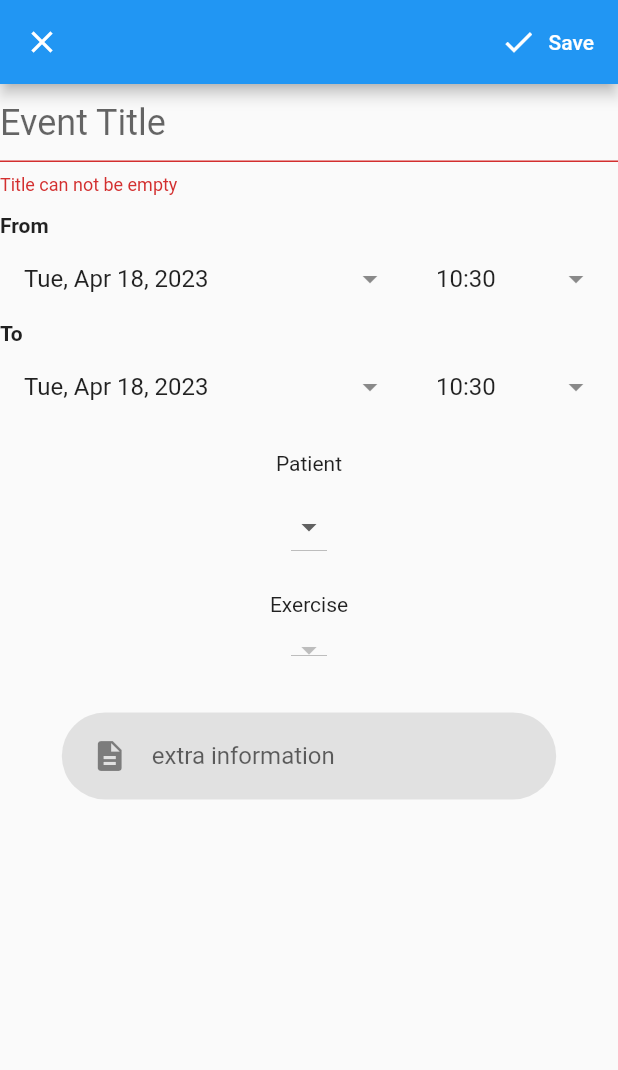
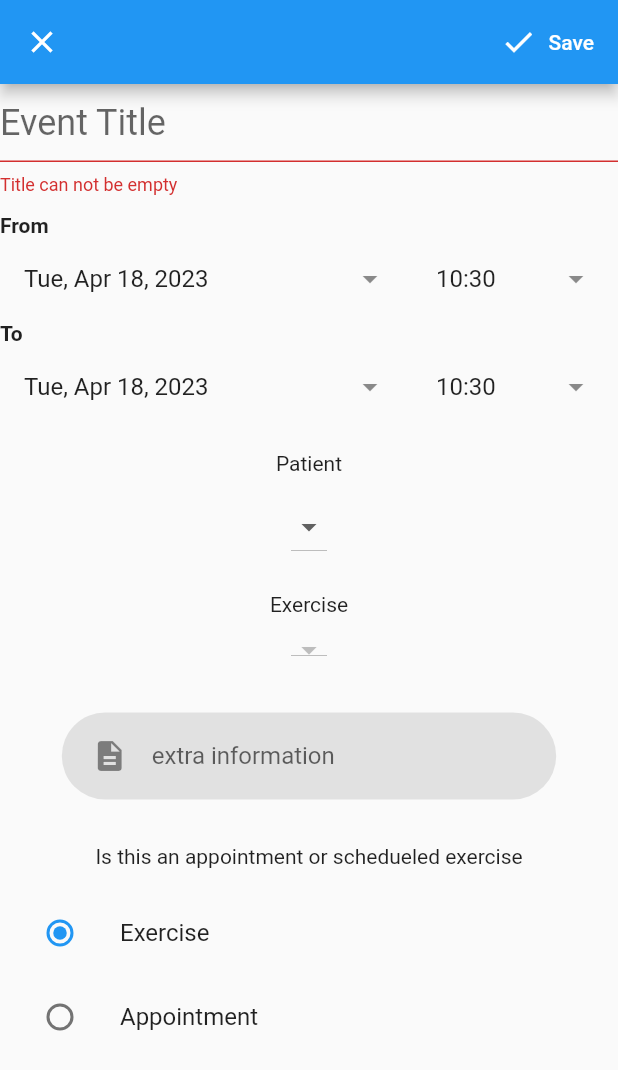
Before and after one commit to VSR-Final/Final-Year-Project, a Flutter app: the EventViewingPage screen opened directly with empty values, after a tap on the "edit" icon, after a tap on "Save", on a phone screen of 412 x 824 dp. Shown: the top 1070 px of the screen. Run offline on Flutter 3.47's test engine with Material 2 defaults, Android fonts, the phone set to English and light mode, and no system bars; our stand-ins replace cached_network_image, cloud_firestore, file_picker, firebase_auth, firebase_core, firebase_database and 7 more; missing offline and left inert: emailjs, syncfusion_flutter_core; accounts and stored records are empty.

Commit message:
Updated event fields

```diff
--- a/lib/components/EventEditingPage.dart
+++ b/lib/components/EventEditingPage.dart
@@ -1,6 +1,12 @@
+import 'dart:math';
+
 import 'package:finalyearproject/components/event.dart';
 import 'package:finalyearproject/components/exercises.dart';
 import 'package:finalyearproject/components/rounded_input.dart';
+import 'package:finalyearproject/pages/patient_menu.dart';
+import 'package:finalyearproject/pages/patient_schedule.dart';
+import 'package:finalyearproject/pages/physio_home.dart';
+import 'package:finalyearproject/pages/physiotherapist_menu.dart';
 import 'package:flutter/material.dart';
 import 'package:syncfusion_flutter_calendar/calendar.dart';
 import 'package:finalyearproject/components/utils.dart';
@@ -24,12 +30,16 @@ class EventEditingPage extends StatefulWidget {
   _EventEditingPageState createState() => _EventEditingPageState();
 }
 
+enum YesNo { appointment, exercise }
+
 class _EventEditingPageState extends State<EventEditingPage>{
   final _formKey = GlobalKey<FormState>();
   final titleController = TextEditingController();
   final descriptionController = TextEditingController();
   late DateTime fromDate;
   late DateTime toDate;
+  YesNo? _character = YesNo.exercise;
+
   @override
   void initState() {
     super.initState();
@@ -56,7 +66,7 @@ class _EventEditingPageState extends State<EventEditingPage>{
   String selectedItem = '';
   String selectedItem2 = '';
   String uid = '';
-  String uid2 = '';
+  String uid2 = 'none';
   final databaseRef = FirebaseFirestore.instance;
 
   void getPatientList() {
@@ -131,9 +141,11 @@ class _EventEditingPageState extends State<EventEditingPage>{
               }).toList(),
             ),
             SizedBox(height: 20,),
+
+
+            if (_character == YesNo.exercise)...[
               Text('Exercise'),
               SizedBox(height: 10,),
-
               DropdownButton<String>(
                 value:
                 selectedItem2.isNotEmpty ? selectedItem2 : null,
@@ -151,6 +163,7 @@ class _EventEditingPageState extends State<EventEditingPage>{
                   );
                 }).toList(),
               ),
+      ],
             SizedBox(height: 20,),
         InputContainer(
           child: TextFormField(
@@ -168,6 +181,33 @@ class _EventEditingPageState extends State<EventEditingPage>{
                 descriptionController == 'none';
               }
               return null;
+            },
+          ),
+        ),
+            SizedBox(height: 20,),
+            Text('Is this an appointment or schedueled exercise'),
+            SizedBox(height: 15,),
+            ListTile(
+              title: const Text('Exercise'),
+              leading: Radio<YesNo>(
+                value: YesNo.exercise,
+                groupValue: _character,
+                onChanged: (YesNo? value) {
+                  setState(() {
+                    _character = value;
+                  });
+                },
+              ),
+            ),
+            ListTile(
+              title: const Text('Appointment'),
+              leading: Radio<YesNo>(
+                value: YesNo.appointment,
+                groupValue: _character,
+                onChanged: (YesNo? value) {
+                  setState(() {
+                    _character = value;
+                  });
                 },
               ),
             ),
@@ -274,6 +314,30 @@ class _EventEditingPageState extends State<EventEditingPage>{
 
       if (isEditing) {
         //editing
+        await FirebaseFirestore.instance.collection('patient').doc(uid).collection('appointments').doc(widget.event!.appointmentID).set({
+          "title": titleController.text,
+          "physiotherapist_id": widget.user.uid,
+          "description": descriptionController.text,
+          "from": fromDate,
+          "to": toDate,
+          "isAllDay": false,
+          "physiotherapist_name": widget.user.name,
+          "exerciseID": uid2,
+          "isAppointment": _character.toString() == 'exercise' ? false : true,
+        });
+
+        await FirebaseFirestore.instance.collection('physiotherapist').doc(widget.user.uid).collection('appointments').doc(widget.event!.appointmentID).set({
+          "title": titleController.text,
+          "patient_id": uid,
+          "description": descriptionController.text,
+          "from": fromDate,
+          "to": toDate,
+          "isAllDay": false,
+          "patient_name": selectedItem,
+          "exerciseID": uid2,
+          "isAppointment": _character.toString() == 'exercise' ? false : true,
+        });
+
 
         Navigator.of(context).pop();
       } else {
@@ -293,29 +357,36 @@ class _EventEditingPageState extends State<EventEditingPage>{
         //
         // });
 
-        await FirebaseFirestore.instance.collection('patient').doc(uid).collection('appointments').doc(widget.user.uid).set({
+        var random = new Random();
+        var appointment_uid = 'AP' + (random.nextInt(900000) + 100000).toString();
+
+        await FirebaseFirestore.instance.collection('patient').doc(uid).collection('appointments').doc(appointment_uid).set({
           "title": titleController.text,
-          "description": descriptionController,
+          "physiotherapist_id": widget.user.uid,
+          "description": descriptionController.text,
           "from": fromDate,
           "to": toDate,
           "isAllDay": false,
           "physiotherapist_name": widget.user.name,
           "exerciseID": uid2,
+          "isAppointment": _character.toString() == 'exercise' ? false : true,
         });
 
-        await FirebaseFirestore.instance.collection('physiotherapist').doc(widget.user.uid).collection('appointments').doc(uid).set({
+        await FirebaseFirestore.instance.collection('physiotherapist').doc(widget.user.uid).collection('appointments').doc(appointment_uid).set({
           "title": titleController.text,
-          "description": descriptionController,
+          "patient_id": uid,
+          "description": descriptionController.text,
           "from": fromDate,
           "to": toDate,
           "isAllDay": false,
           "patient_name": selectedItem,
           "exerciseID": uid2,
+          "isAppointment": _character.toString() == 'exercise' ? false : true,
         });
 
       }
 
-      Navigator.of(context).pop();
+      Navigator.push(context, MaterialPageRoute(builder: (context) => PhysiotherapistMenu(widget.user)));
     }
   }
 
@@ -364,4 +435,6 @@ class _EventEditingPageState extends State<EventEditingPage>{
       }
   }
 
+
+
 }
--- a/lib/components/EventProvider.dart
+++ b/lib/components/EventProvider.dart
@@ -32,6 +32,13 @@ class EventProvider extends ChangeNotifier {
     notifyListeners();
   }
 
+  void deleteAll(){
+    for (final event in _events ){
+    _events.remove(event);
+    }
+    notifyListeners();
+  }
+
   void editEvent(Event newEvent, Event oldEvent) {
     final index = _events.indexOf(oldEvent);
     _events[index] = newEvent;
--- a/lib/components/event.dart
+++ b/lib/components/event.dart
@@ -10,6 +10,7 @@ class Event{
   final bool isAllDay;
   final String name;
   final String exerciseID;
+  final String appointmentID;
 
   const Event({
     required this.title,
@@ -20,5 +21,6 @@ class Event{
     this.isAllDay = false,
     required this.name,
     required this.exerciseID,
+    required this.appointmentID,
 });
 }
--- a/lib/components/eventViewingPage.dart
+++ b/lib/components/eventViewingPage.dart
@@ -1,4 +1,9 @@
+import 'package:cloud_firestore/cloud_firestore.dart';
 import 'package:finalyearproject/components/EventEditingPage.dart';
+import 'package:finalyearproject/pages/patient_menu.dart';
+import 'package:finalyearproject/pages/physio_home.dart';
+import 'package:finalyearproject/pages/physiotherapist_menu.dart';
+import 'package:firebase_storage/firebase_storage.dart';
 import 'package:flutter/material.dart';
 import 'package:finalyearproject/components/EventProvider.dart';
 import 'package:finalyearproject/components/utils.dart';
@@ -39,11 +44,10 @@ class EventViewingPage extends StatelessWidget {
           'patient: ' + event.name,
           style: TextStyle(fontSize: 18),
         ),
+        SizedBox(height: 20,),
+        Text('extra information: ' + event.description,
+        style: TextStyle(fontSize: 18),),
         const SizedBox(height: 24,),
-        Text(
-          event.description,
-          style: TextStyle(fontSize: 18,),
-        )
       ],
     ),
   );
@@ -61,7 +65,7 @@ class EventViewingPage extends StatelessWidget {
     String text = Utils.toDate(date) + ' ' + Utils.toTime(date);
     return Column(
       children: [
-        Text(Utils.toDate(date)),
+        Text(text),
 
       ],
     );
@@ -80,8 +84,10 @@ class EventViewingPage extends StatelessWidget {
     onPressed: () {
       final provider = Provider.of<EventProvider>(context, listen: false);
 
+      FirebaseFirestore.instance.collection("physiotherapist").doc(user.uid).collection('appointments').doc(event.appointmentID).delete();
+
       provider.deleteEvent(event);
-      Navigator.of(context).pop();
+      Navigator.of(context).pushReplacement(MaterialPageRoute(builder: (context) =>  PhysiotherapistMenu(user)));
 
     }
     ),
--- a/lib/pages/exercise_detail_page.dart
+++ b/lib/pages/exercise_detail_page.dart
@@ -2,6 +2,7 @@ import 'package:flutter/cupertino.dart';
 import '../models/users.dart';
 import 'package:flutter/material.dart';
 import 'package:cloud_firestore/cloud_firestore.dart';
+import 'package:firebase_storage/firebase_storage.dart';
 
 class ExerciseDetailPage extends StatefulWidget {
   Users patient;
@@ -15,8 +16,17 @@ class ExerciseDetailPage extends StatefulWidget {
 class _ExerciseDetailPageState extends State<ExerciseDetailPage>{
   @override
   Widget build(BuildContext context){
+    String? _imageUrl;
+
+    var ref = FirebaseStorage.instance.ref().child('Pushup');
+    ref.getDownloadURL().then((loc) => setState(() => _imageUrl = loc));
+
+    FirebaseFirestore instance = FirebaseFirestore.instance;
+
     CollectionReference videoRef = FirebaseFirestore.instance
-        .collection('exercises.dart');
+        .collection('exercises');
+
+
     return StreamBuilder<QuerySnapshot>(
         stream: videoRef.snapshots(),
         builder: (BuildContext context,
--- a/lib/pages/patient_schedule.dart
+++ b/lib/pages/patient_schedule.dart
@@ -66,6 +66,8 @@ class _PatientScheduleState extends State<PatientSchedule> {
   Future<void> initEvents() async{
     final event_provider = Provider.of<EventProvider>(context, listen: false);
 
+    event_provider.deleteAll();
+
     final data = await FirebaseFirestore.instance
         .collection('physiotherapist').doc(widget.user.uid).collection('appointments')
         .get();
@@ -78,7 +80,10 @@ class _PatientScheduleState extends State<PatientSchedule> {
          to: doc.get('to').toDate(),
          isAllDay: doc.get('isAllDay'),
           name: doc.get('patient_name'),
-          exerciseID: doc.get('exerciseID'));
+          exerciseID: doc.get('exerciseID'),
+          appointmentID: doc.id,
+       );
+
 
         event_provider.addEvent(eventEvent);
     });
```
Lines whose indentation alone changed are shown as unchanged.
